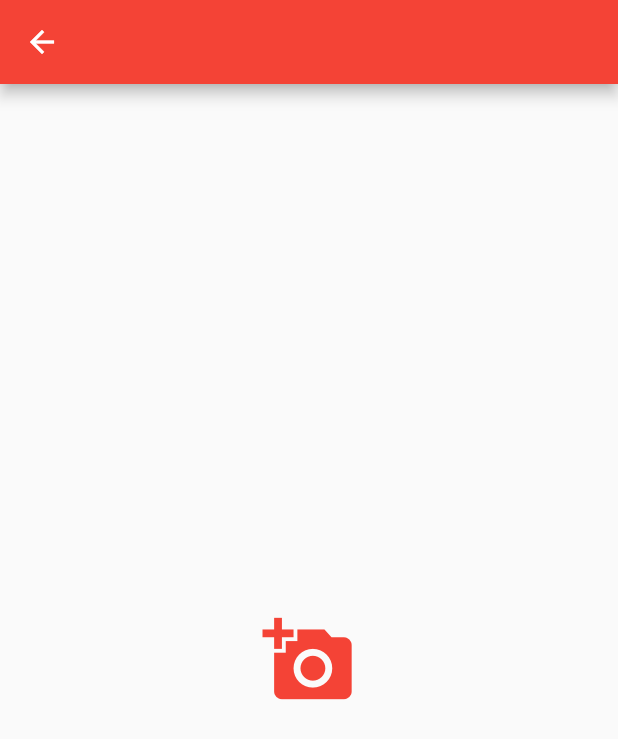
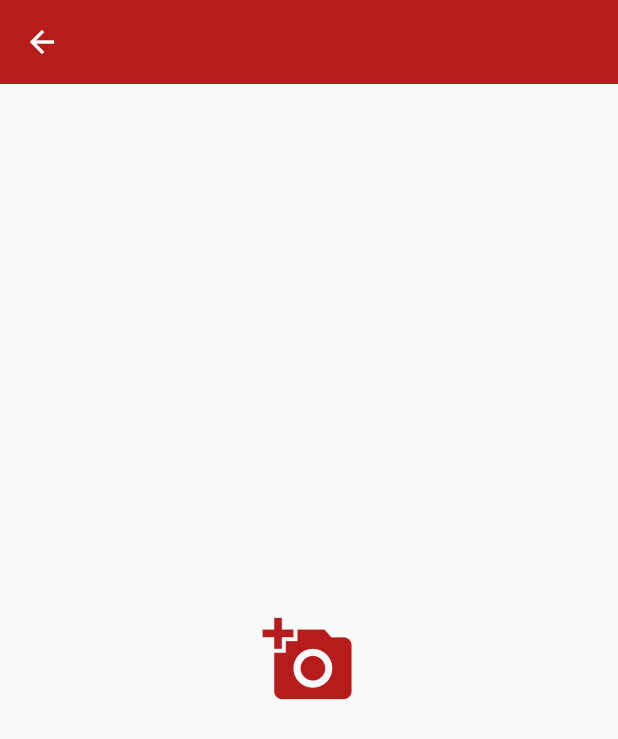
Before and after one commit to ffw-dev/photospaces, a Flutter app: the MockHomeScreen screen opened by its route, on a phone screen of 412 x 824 dp. Shown: the top 739 px of the screen. Run offline on Flutter 3.47's test engine with Material 2 defaults, Android fonts, the phone set to English and light mode, and no system bars; our stand-ins replace async_redux, camera, dio, flutter_secure_storage, yaml; missing offline and left inert: dev_eza_api; accounts and stored records are empty.

```diff
--- a/lib/locales/en.yaml
+++ /dev/null
@@ -1,5 +0,0 @@
-screens:
-  photos_preview:
-    cancel_selection_mode: cancel selection mode
-  photo_preview:
-    max_char_exceeded: You exceeded maximum characeter limit
--- a/lib/main.dart
+++ b/lib/main.dart
@@ -5,11 +5,19 @@ import 'package:ffw_photospaces/screens/camera_screen.dart';
 import 'package:ffw_photospaces/screens/login_screen.dart';
 import 'package:ffw_photospaces/screens/mock_home_screen.dart';
 import 'package:ffw_photospaces/services/authentication_service.dart';
+import 'package:ffw_photospaces/services/current_locales_service.dart';
 import 'package:ffw_photospaces/services/session_service.dart';
 import 'package:flutter/material.dart';
+import "package:flutter/services.dart" as flutter_services;
+import 'package:yaml/yaml.dart';
+
+late CurrentLocalesService currentLocalesService;
 
 void main() async {
   configureDependencies();
+  WidgetsFlutterBinding.ensureInitialized();
+  currentLocalesService = CurrentLocalesService(
+      await flutter_services.rootBundle.loadString("locales/en.yaml").then((value) => loadYaml(value)));
   runApp(const MainActivity());
 }
 
@@ -28,15 +36,24 @@ class MainActivity extends StatefulWidget {
 
 class _MainActivityState extends State<MainActivity> {
   late Future tryLoginByCookie;
+  static const MaterialColor custom_red = MaterialColor(
+      0xFFb71c1c,
+      <int, Color> {
+        50: Color(0xFFF6F5F5),
+        100: Color(0xFFD3E0EA),
+        200: Color(0xFFD3E0EA),
+        300: Color(0xFFD3E0EA),
+        400: Color(0xFF1687A7),
+        500: Color(0xFF276678),
+        600: Color(0xFFD3E0EA),
+        700: Color(0xFF1687A7),
+      }
+  );
 
   @override
   void initState() {
     super.initState();
-
-    tryLoginByCookie =
-        SessionService().create().then(
-              (value) async => await AuthenticationService().loginByCookie()
-        );
+    tryLoginByCookie = SessionService().create().then((value) async => await AuthenticationService().loginByCookie());
   }
 
   @override
@@ -44,7 +61,7 @@ class _MainActivityState extends State<MainActivity> {
     return StoreProvider<AppState>(
         store: store,
         child: MaterialApp(
-          theme: ThemeData(primarySwatch: Colors.red, backgroundColor: Colors.red),
+          theme: ThemeData(primarySwatch: custom_red, backgroundColor: custom_red),
           routes: {
             '/': (_) => tryCookieLoginAndBuildInitialRoute(),
             '/mockHomeScreen': (_) => const MockHomeScreen(),
--- a/lib/screens/mock_home_screen.dart
+++ b/lib/screens/mock_home_screen.dart
@@ -1,4 +1,6 @@
+import 'package:dev_eza_api/main.dart';
 import 'package:ffw_photospaces/screens/camera_screen.dart';
+import 'package:flutter/cupertino.dart';
 import 'package:flutter/material.dart';
 
 class MockHomeScreen extends StatelessWidget {
@@ -7,16 +9,22 @@ class MockHomeScreen extends StatelessWidget {
   @override
   Widget build(BuildContext context) {
     return Scaffold(
-      appBar: AppBar(),
+      appBar: AppBar(backgroundColor: Theme.of(context).primaryColor, elevation: 0,),
       body: Center(
-          child: IconButton(
-            onPressed: () async => Navigator.push(context, MaterialPageRoute(builder: (_) => const CameraScreen())),
-            iconSize: 62,
-            icon: const Icon(
-              Icons.add_a_photo,
-              color: Colors.red,
-            ),
-          )),
+          child: Column(
+            mainAxisAlignment: MainAxisAlignment.center,
+            children: [
+              IconButton(
+                onPressed: () async => Navigator.push(context, MaterialPageRoute(builder: (_) => const CameraScreen())),
+                iconSize: 62,
+                icon: Icon(
+                  Icons.add_a_photo,
+                  color: Theme.of(context).primaryColor,
+                ),
+              ),
+            ],
+          ),
+      ),
     );
   }
 }
```
Also changed, not shown: lib/screens/camera_screen.dart (+11 -5 lines), lib/screens/login_screen.dart (+10 -9 lines), lib/screens/photo_preview_screen.dart (+4 -3 lines), lib/screens/photos_preview_screen.dart (+48 -45 lines), lib/services/current_locales_service.dart (added, +13 -0 lines), locales/en.yaml (added, +19 -0 lines), pubspec.yaml (+7 -3 lines), pubspec.lock.
